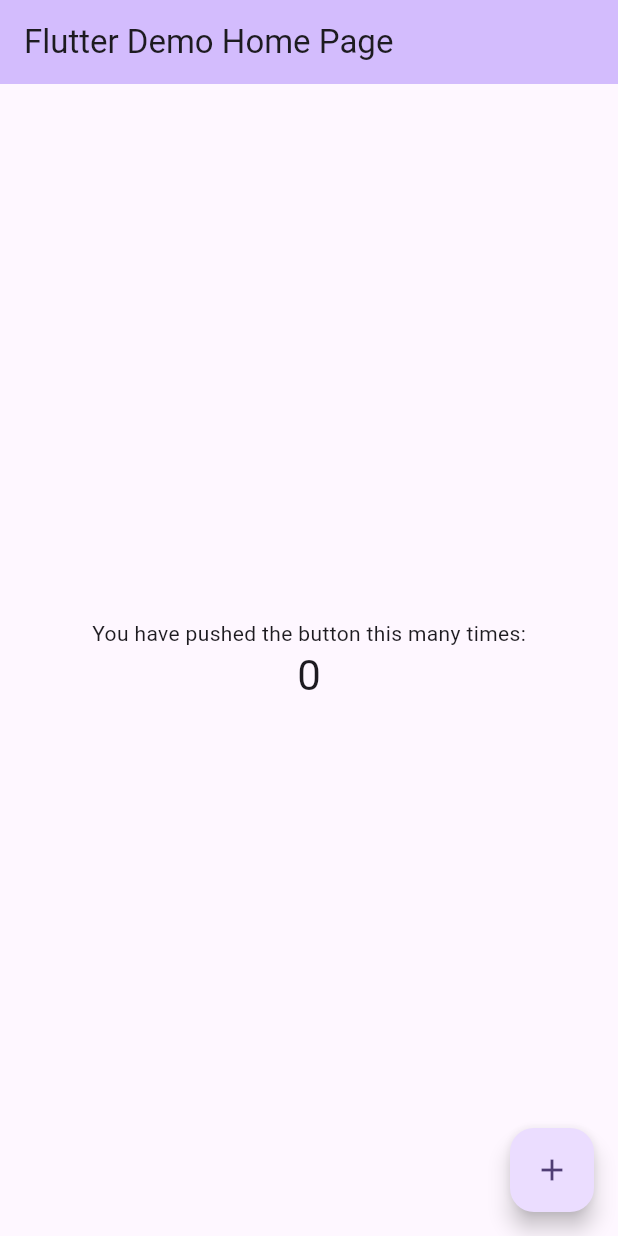
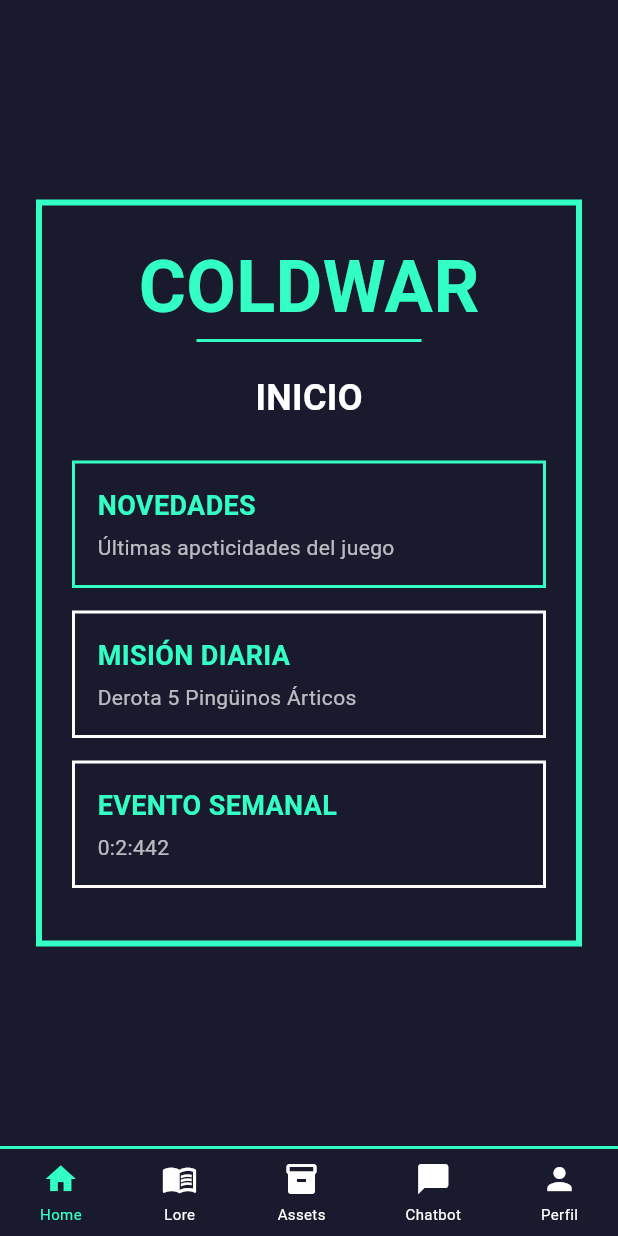
Before and after one commit to AlexUT22393235/cw_mobile_app, a Flutter app: the screen it shows after launch, on a phone screen of 412 x 824 dp. Run offline on Flutter 3.47's test engine with Material 3 defaults, Android fonts, the phone set to English and light mode, and no system bars; Roboto replaces fonts that are missing (PixelFont).

Commit message:
Implementación de arquitectura y maquetado de screens: login, register y home. Alex

```diff
--- /dev/null
+++ b/lib/features/products/presentation/screens/home_page.dart
@@ -0,0 +1,159 @@
+import 'package:flutter/material.dart';
+import '../widgets/common/pixel_card_list_item.dart';
+import '../widgets/common/pixel_bottom_nav_item.dart';
+
+class HomePage extends StatefulWidget {
+  const HomePage({Key? key}) : super(key: key);
+
+  @override
+  State<HomePage> createState() => _HomePageState();
+}
+
+class _HomePageState extends State<HomePage> {
+  int _selectedIndex = 0; // Índice para manejar el elemento seleccionado
+
+  void _onItemTapped(int index) {
+    setState(() {
+      _selectedIndex = index;
+    });
+    // Aquí iría la lógica de navegación real (ej. cambiar el body)
+  }
+
+  // Widget para el texto de estilo pixelado
+  Widget _buildPixelText(String text, {double fontSize = 16.0, Color color = Colors.white, FontWeight fontWeight = FontWeight.normal}) {
+    return Text(
+      text,
+      style: TextStyle(
+        color: color,
+        fontSize: fontSize,
+        fontWeight: fontWeight,
+        fontFamily: 'PixelFont',
+      ),
+    );
+  }
+
+  // === BARRA DE NAVEGACIÓN INFERIOR ===
+  Widget _buildBottomNavBar() {
+    const Color coldWarBlue = Color(0xFF33FFC4);
+
+    // 1. OBTENER EL ESPACIO INFERIOR DEL SISTEMA (SafeArea padding)
+    // Usamos MediaQuery para obtener el padding inferior del sistema (notch, barra de gestos, etc.)
+    final double bottomPadding = MediaQuery.of(context).padding.bottom;
+
+    // Contenedor que simula el borde pixelado alrededor de la barra
+    return Container(
+      decoration: BoxDecoration(
+        border: Border(
+          top: BorderSide(color: coldWarBlue, width: 2.0),
+        ),
+        color: const Color(0xFF1A1A2E).withOpacity(0.8), // Fondo oscuro
+      ),
+      // 2. AÑADIR EL PADDING INFERIOR PARA LEVANTARLA
+      padding: EdgeInsets.only(top: 8.0, bottom: 8.0 + bottomPadding), // Agrega el padding del sistema
+      child: Row(
+        mainAxisAlignment: MainAxisAlignment.spaceAround,
+        children: <Widget>[
+          // ... (Resto de PixelBottomNavItem) ...
+          PixelBottomNavItem(
+            icon: Icons.home,
+            label: 'Home',
+            isSelected: _selectedIndex == 0,
+            onTap: () => _onItemTapped(0),
+          ),
+          PixelBottomNavItem(
+            icon: Icons.menu_book,
+            label: 'Lore',
+            isSelected: _selectedIndex == 1,
+            onTap: () => _onItemTapped(1),
+          ),
+          PixelBottomNavItem(
+            icon: Icons.inventory,
+            label: 'Assets',
+            isSelected: _selectedIndex == 2,
+            onTap: () => _onItemTapped(2),
+          ),
+          PixelBottomNavItem(
+            icon: Icons.chat_bubble,
+            label: 'Chatbot',
+            isSelected: _selectedIndex == 3,
+            onTap: () => _onItemTapped(3),
+          ),
+          PixelBottomNavItem(
+            icon: Icons.person,
+            label: 'Perfil',
+            isSelected: _selectedIndex == 4,
+            onTap: () => _onItemTapped(4),
+          ),
+        ],
+      ),
+    );
+  }
+
+  @override
+  Widget build(BuildContext context) {
+    const Color darkBackground = Color(0xFF1A1A2E);
+    const Color coldWarBlue = Color(0xFF33FFC4);
+
+    return Scaffold(
+      backgroundColor: darkBackground,
+      // La barra de navegación es un widget personalizado
+      bottomNavigationBar: _buildBottomNavBar(),
+      body: Center(
+        child: SingleChildScrollView(
+          padding: const EdgeInsets.all(24.0),
+          child: Container(
+            // El "marco" principal
+            decoration: BoxDecoration(
+              border: Border.all(color: coldWarBlue, width: 4.0),
+              color: darkBackground.withOpacity(0.8),
+            ),
+            padding: const EdgeInsets.all(20.0),
+            constraints: const BoxConstraints(maxWidth: 400),
+
+            child: Column(
+              mainAxisSize: MainAxisSize.min,
+              children: <Widget>[
+                // Título principal: COLDWAR
+                _buildPixelText(
+                  'COLDWAR',
+                  fontSize: 48.0,
+                  color: coldWarBlue,
+                  fontWeight: FontWeight.bold,
+                ),
+                Container(height: 2.0, color: coldWarBlue, width: 150.0), // Subrayado
+                const SizedBox(height: 20.0),
+
+                // Título: INICIO
+                _buildPixelText(
+                  'INICIO',
+                  fontSize: 24.0,
+                  color: Colors.white,
+                  fontWeight: FontWeight.bold,
+                ),
+                const SizedBox(height: 25.0),
+
+                // === LISTA DE ELEMENTOS ===
+                PixelCardListItem(
+                  title: 'NOVEDADES',
+                  subtitle: 'Últimas apcticidades del juego',
+                  borderColor: coldWarBlue, // Borde turquesa para destacar
+                ),
+                PixelCardListItem(
+                  title: 'MISIÓN DIARIA',
+                  subtitle: 'Derota 5 Pingüinos Árticos',
+                  borderColor: Colors.white,
+                ),
+                PixelCardListItem(
+                  title: 'EVENTO SEMANAL',
+                  subtitle: '0:2:442', // Asumiendo que es un contador
+                  borderColor: Colors.white,
+                ),
+                // Aquí irían más elementos si los hubiera
+              ],
+            ),
+          ),
+        ),
+      ),
+    );
+  }
+}
--- /dev/null
+++ b/lib/features/products/presentation/widgets/common/pixel_bottom_nav_item.dart
@@ -0,0 +1,48 @@
+import 'package:flutter/material.dart';
+
+class PixelBottomNavItem extends StatelessWidget {
+  final IconData icon;
+  final String label;
+  final bool isSelected;
+  final VoidCallback onTap;
+
+  const PixelBottomNavItem({
+    Key? key,
+    required this.icon,
+    required this.label,
+    required this.isSelected,
+    required this.onTap,
+  }) : super(key: key);
+
+  @override
+  Widget build(BuildContext context) {
+    const Color coldWarBlue = Color(0xFF33FFC4);
+
+    // El color cambia si está seleccionado
+    final Color itemColor = isSelected ? coldWarBlue : Colors.white;
+
+    return GestureDetector(
+      onTap: onTap,
+      child: Column(
+        mainAxisSize: MainAxisSize.min,
+        mainAxisAlignment: MainAxisAlignment.center,
+        children: <Widget>[
+          Icon(
+            icon,
+            color: itemColor,
+            size: 24.0,
+          ),
+          const SizedBox(height: 4.0),
+          Text(
+            label,
+            style: TextStyle(
+              color: itemColor,
+              fontSize: 10.0,
+              fontFamily: 'PixelFont',
+            ),
+          ),
+        ],
+      ),
+    );
+  }
+}
--- /dev/null
+++ b/lib/features/products/presentation/widgets/common/pixel_card_list_item.dart
@@ -0,0 +1,56 @@
+import 'package:flutter/material.dart';
+
+class PixelCardListItem extends StatelessWidget {
+  final String title;
+  final String subtitle;
+  final Color borderColor;
+
+  const PixelCardListItem({
+    Key? key,
+    required this.title,
+    required this.subtitle,
+    this.borderColor = Colors.white,
+  }) : super(key: key);
+
+  @override
+  Widget build(BuildContext context) {
+    return Container(
+      width: double.infinity,
+      // Simula el borde "pixelado" con un Box Decoration
+      decoration: BoxDecoration(
+        border: Border.all(
+          color: borderColor,
+          width: 2.0,
+        ),
+        color: Colors.transparent,
+      ),
+      padding: const EdgeInsets.all(15.0),
+      margin: const EdgeInsets.only(bottom: 15.0),
+      child: Column(
+        crossAxisAlignment: CrossAxisAlignment.start,
+        children: <Widget>[
+          // Título
+          Text(
+            title.toUpperCase(),
+            style: const TextStyle(
+              color: Color(0xFF33FFC4), // Color turquesa de énfasis
+              fontSize: 18.0,
+              fontWeight: FontWeight.bold,
+              fontFamily: 'PixelFont',
+            ),
+          ),
+          const SizedBox(height: 5.0),
+          // Subtítulo
+          Text(
+            subtitle,
+            style: TextStyle(
+              color: Colors.white.withOpacity(0.7),
+              fontSize: 14.0,
+              fontFamily: 'PixelFont',
+            ),
+          ),
+        ],
+      ),
+    );
+  }
+}
--- a/lib/main.dart
+++ b/lib/main.dart
@@ -1,122 +1,28 @@
 import 'package:flutter/material.dart';
-
+import 'features/products/presentation/screens/login_page.dart';
+import 'features/products/presentation/screens/register_page.dart';
+import 'features/products/presentation/screens/home_page.dart';
+ // Importa la nueva página
 void main() {
   runApp(const MyApp());
 }
 
 class MyApp extends StatelessWidget {
-  const MyApp({super.key});
+  const MyApp({Key? key}) : super(key: key);
 
-  // This widget is the root of your application.
   @override
   Widget build(BuildContext context) {
     return MaterialApp(
-      title: 'Flutter Demo',
+      title: 'ColdWar Login',
+      debugShowCheckedModeBanner: false,
       theme: ThemeData(
-        // This is the theme of your application.
-        //
-        // TRY THIS: Try running your application with "flutter run". You'll see
-        // the application has a purple toolbar. Then, without quitting the app,
-        // try changing the seedColor in the colorScheme below to Colors.green
-        // and then invoke "hot reload" (save your changes or press the "hot
-        // reload" button in a Flutter-supported IDE, or press "r" if you used
-        // the command line to start the app).
-        //
-        // Notice that the counter didn't reset back to zero; the application
-        // state is not lost during the reload. To reset the state, use hot
-        // restart instead.
-        //
-        // This works for code too, not just values: Most code changes can be
-        // tested with just a hot reload.
-        colorScheme: ColorScheme.fromSeed(seedColor: Colors.deepPurple),
+        // Puedes definir la fuente 'PixelFont' aquí si la tienes importada
+        // fontFamily: 'PixelFont',
+        primarySwatch: Colors.blue,
       ),
-      home: const MyHomePage(title: 'Flutter Demo Home Page'),
+      //home: const LoginPage(),
+      //home: const RegisterPage(), // Cambiado a RegisterPage para probar la nueva pantalla
+      home: const HomePage(), // Cambiado a HomePage para probar la nueva pantalla
     );
   }
 }
-
-class MyHomePage extends StatefulWidget {
-  const MyHomePage({super.key, required this.title});
-
-  // This widget is the home page of your application. It is stateful, meaning
-  // that it has a State object (defined below) that contains fields that affect
-  // how it looks.
-
-  // This class is the configuration for the state. It holds the values (in this
-  // case the title) provided by the parent (in this case the App widget) and
-  // used by the build method of the State. Fields in a Widget subclass are
-  // always marked "final".
-
-  final String title;
-
-  @override
-  State<MyHomePage> createState() => _MyHomePageState();
-}
-
-class _MyHomePageState extends State<MyHomePage> {
-  int _counter = 0;
-
-  void _incrementCounter() {
-    setState(() {
-      // This call to setState tells the Flutter framework that something has
-      // changed in this State, which causes it to rerun the build method below
-      // so that the display can reflect the updated values. If we changed
-      // _counter without calling setState(), then the build method would not be
-      // called again, and so nothing would appear to happen.
-      _counter++;
-    });
-  }
-
-  @override
-  Widget build(BuildContext context) {
-    // This method is rerun every time setState is called, for instance as done
-    // by the _incrementCounter method above.
-    //
-    // The Flutter framework has been optimized to make rerunning build methods
-    // fast, so that you can just rebuild anything that needs updating rather
-    // than having to individually change instances of widgets.
-    return Scaffold(
-      appBar: AppBar(
-        // TRY THIS: Try changing the color here to a specific color (to
-        // Colors.amber, perhaps?) and trigger a hot reload to see the AppBar
-        // change color while the other colors stay the same.
-        backgroundColor: Theme.of(context).colorScheme.inversePrimary,
-        // Here we take the value from the MyHomePage object that was created by
-        // the App.build method, and use it to set our appbar title.
-        title: Text(widget.title),
-      ),
-      body: Center(
-        // Center is a layout widget. It takes a single child and positions it
-        // in the middle of the parent.
-        child: Column(
-          // Column is also a layout widget. It takes a list of children and
-          // arranges them vertically. By default, it sizes itself to fit its
-          // children horizontally, and tries to be as tall as its parent.
-          //
-          // Column has various properties to control how it sizes itself and
-          // how it positions its children. Here we use mainAxisAlignment to
-          // center the children vertically; the main axis here is the vertical
-          // axis because Columns are vertical (the cross axis would be
-          // horizontal).
-          //
-          // TRY THIS: Invoke "debug painting" (choose the "Toggle Debug Paint"
-          // action in the IDE, or press "p" in the console), to see the
-          // wireframe for each widget.
-          mainAxisAlignment: MainAxisAlignment.center,
-          children: <Widget>[
-            const Text('You have pushed the button this many times:'),
-            Text(
-              '$_counter',
-              style: Theme.of(context).textTheme.headlineMedium,
-            ),
-          ],
-        ),
-      ),
-      floatingActionButton: FloatingActionButton(
-        onPressed: _incrementCounter,
-        tooltip: 'Increment',
-        child: const Icon(Icons.add),
-      ), // This trailing comma makes auto-formatting nicer for build methods.
-    );
-  }
-}
```
Also changed, not shown: lib/features/products/presentation/screens/login_page.dart (added, +120 -0 lines), lib/features/products/presentation/screens/register_page.dart (added, +135 -0 lines), lib/features/products/presentation/widgets/common/pixel_button.dart (added, +42 -0 lines), lib/features/products/presentation/widgets/common/pixel_text_field.dart (added, +48 -0 lines), 1 other file.
